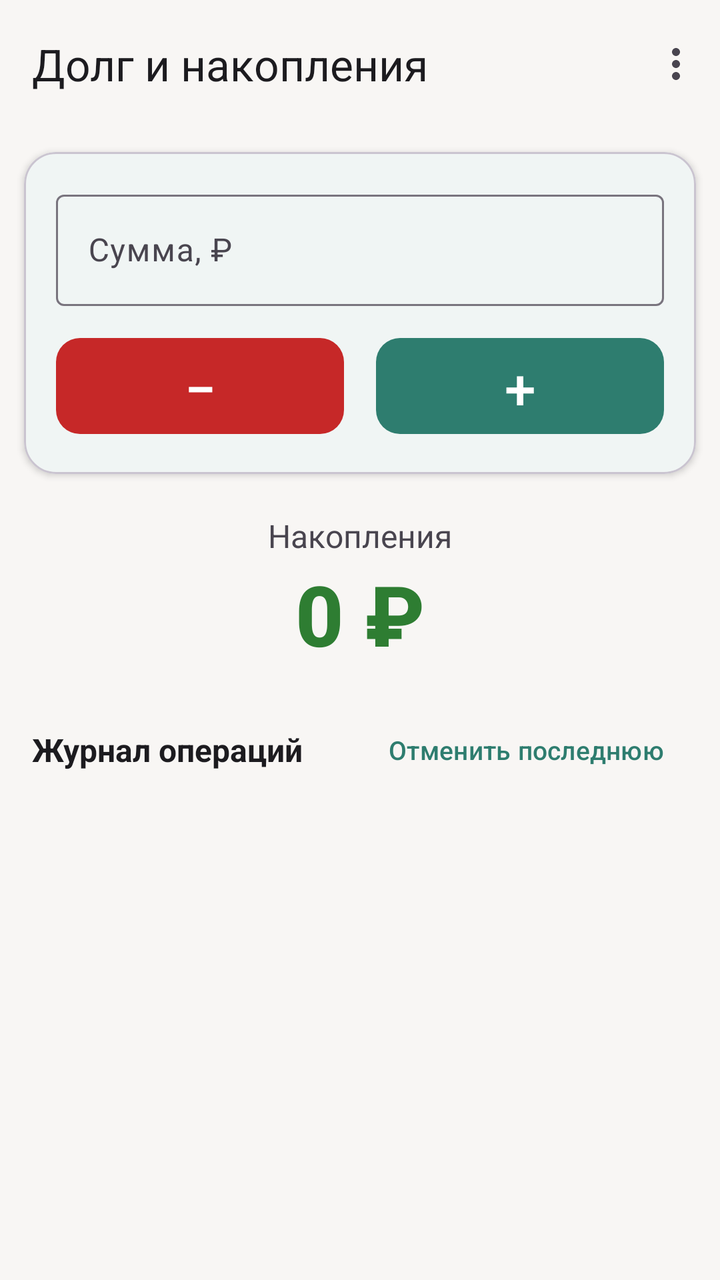
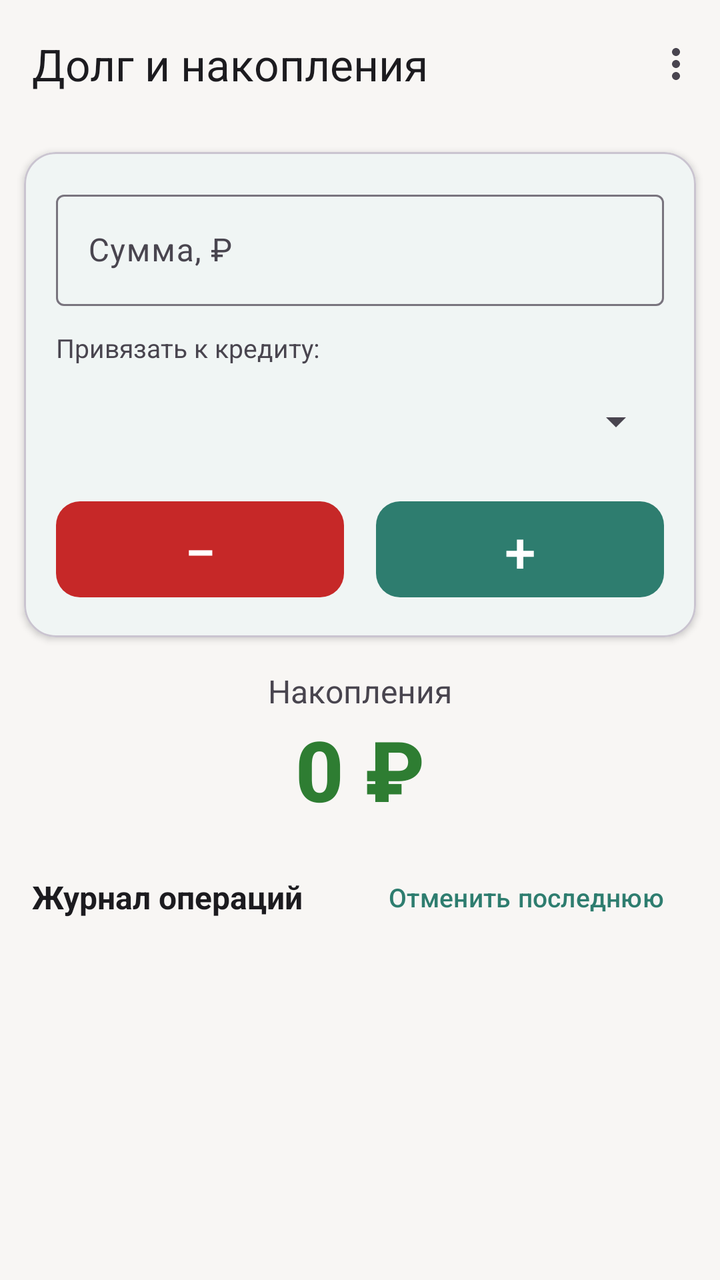

Screens rendered from an Android XML layout before and after an edit, with the pre-edit source and the edit as a unified diff.
<!-- AndroidManifest.xml: application theme Theme.DebtSavings -->
<!-- res/layout/activity_main.xml -->
<?xml version="1.0" encoding="utf-8"?>
<androidx.coordinatorlayout.widget.CoordinatorLayout
    xmlns:android="http://schemas.android.com/apk/res/android"
    xmlns:app="http://schemas.android.com/apk/res-auto"
    android:layout_width="match_parent"
    android:layout_height="match_parent"
    android:background="@color/background">

    <com.google.android.material.appbar.AppBarLayout
        android:layout_width="match_parent"
        android:layout_height="wrap_content"
        android:background="@color/toolbar_background"
        app:elevation="0dp">

        <com.google.android.material.appbar.MaterialToolbar
            android:id="@+id/toolbar"
            android:layout_width="match_parent"
            android:layout_height="?attr/actionBarSize"
            android:background="@color/toolbar_background"
            app:title="@string/app_name"
            app:titleTextColor="@color/text_primary"
            app:menu="@menu/main_menu" />

    </com.google.android.material.appbar.AppBarLayout>

    <LinearLayout
        android:layout_width="match_parent"
        android:layout_height="match_parent"
        android:orientation="vertical"
        app:layout_behavior="@string/appbar_scrolling_view_behavior">

        
        <TextView
            android:id="@+id/warningBanner"
            android:layout_width="match_parent"
            android:layout_height="wrap_content"
            android:background="@color/warning_orange"
            android:text="@string/bankruptcy_warning"
            android:textColor="@android:color/white"
            android:textSize="14sp"
            android:padding="12dp"
            android:gravity="center"
            android:visibility="gone" />

        
        <com.google.android.material.card.MaterialCardView
            android:layout_width="match_parent"
            android:layout_height="wrap_content"
            android:layout_margin="12dp"
            app:cardCornerRadius="16dp"
            app:cardElevation="2dp"
            app:cardBackgroundColor="@color/card_background">

            <LinearLayout
                android:layout_width="match_parent"
                android:layout_height="wrap_content"
                android:orientation="vertical"
                android:padding="16dp">

                <com.google.android.material.textfield.TextInputLayout
                    android:layout_width="match_parent"
                    android:layout_height="wrap_content"
                    android:hint="@string/amount_hint"
                    style="@style/Widget.Material3.TextInputLayout.OutlinedBox">

                    <com.google.android.material.textfield.TextInputEditText
                        android:id="@+id/editAmount"
                        android:layout_width="match_parent"
                        android:layout_height="wrap_content"
                        android:inputType="numberDecimal"
                        android:maxLines="1" />

                </com.google.android.material.textfield.TextInputLayout>

                <LinearLayout
                    android:layout_width="match_parent"
                    android:layout_height="wrap_content"
                    android:orientation="horizontal"
                    android:layout_marginTop="12dp">

                    <com.google.android.material.button.MaterialButton
                        android:id="@+id/btnMinus"
                        android:layout_width="0dp"
                        android:layout_height="56dp"
                        android:layout_weight="1"
                        android:layout_marginEnd="8dp"
                        android:text="@string/minus"
                        android:textSize="28sp"
                        app:backgroundTint="@color/minus_bg"
                        app:cornerRadius="12dp" />

                    <com.google.android.material.button.MaterialButton
                        android:id="@+id/btnPlus"
                        android:layout_width="0dp"
                        android:layout_height="56dp"
                        android:layout_weight="1"
                        android:layout_marginStart="8dp"
                        android:text="@string/plus"
                        android:textSize="28sp"
                        app:backgroundTint="@color/plus_bg"
                        app:cornerRadius="12dp" />

                </LinearLayout>

            </LinearLayout>

        </com.google.android.material.card.MaterialCardView>

        
        <LinearLayout
            android:layout_width="match_parent"
            android:layout_height="wrap_content"
            android:orientation="vertical"
            android:gravity="center"
            android:paddingTop="8dp"
            android:paddingBottom="8dp">

            <TextView
                android:id="@+id/labelBalance"
                android:layout_width="wrap_content"
                android:layout_height="wrap_content"
                android:text="@string/savings"
                android:textSize="16sp"
                android:textColor="@color/text_secondary" />

            <TextView
                android:id="@+id/textBalance"
                android:layout_width="wrap_content"
                android:layout_height="wrap_content"
                android:text="0 ₽"
                android:textSize="42sp"
                android:textStyle="bold"
                android:textColor="@color/savings_green"
                android:fontFamily="sans-serif-medium" />

            <TextView
                android:id="@+id/textCreditInfo"
                android:layout_width="wrap_content"
                android:layout_height="wrap_content"
                android:textSize="13sp"
                android:textColor="@color/text_tertiary"
                android:visibility="gone"
                android:layout_marginTop="4dp" />

        </LinearLayout>

        
        <LinearLayout
            android:layout_width="match_parent"
            android:layout_height="wrap_content"
            android:orientation="horizontal"
            android:paddingHorizontal="16dp"
            android:paddingTop="8dp"
            android:gravity="center_vertical">

            <TextView
                android:layout_width="0dp"
                android:layout_height="wrap_content"
                android:layout_weight="1"
                android:text="@string/journal"
                android:textSize="16sp"
                android:textStyle="bold"
                android:textColor="@color/text_primary" />

            <com.google.android.material.button.MaterialButton
                android:id="@+id/btnUndo"
                style="@style/Widget.Material3.Button.TextButton"
                android:layout_width="wrap_content"
                android:layout_height="wrap_content"
                android:text="@string/undo"
                android:textSize="13sp" />

        </LinearLayout>

        <androidx.recyclerview.widget.RecyclerView
            android:id="@+id/recyclerJournal"
            android:layout_width="match_parent"
            android:layout_height="0dp"
            android:layout_weight="1"
            android:padding="8dp"
            android:clipToPadding="false" />

        <TextView
            android:id="@+id/emptyJournal"
            android:layout_width="match_parent"
            android:layout_height="0dp"
            android:layout_weight="1"
            android:gravity="center"
            android:text="@string/empty_journal"
            android:textColor="@color/text_tertiary"
            android:textSize="16sp"
            android:visibility="gone" />

    </LinearLayout>

</androidx.coordinatorlayout.widget.CoordinatorLayout>
<!-- resources referenced by this layout -->
<resources>
  <color name="background">#FFF8F6F4</color>
  <color name="card_background">#FFFFFFFF</color>
  <color name="minus_bg">#FFC62828</color>
  <color name="plus_bg">#FF2E7D6F</color>
  <color name="savings_green">#FF2E7D32</color>
  <color name="text_primary">#FF1C1B1F</color>
  <color name="text_secondary">#FF49454F</color>
  <color name="text_tertiary">#FF79747E</color>
  <color name="toolbar_background">#FFF8F6F4</color>
  <color name="warning_orange">#FFE65100</color>
  <string name="amount_hint">Сумма, ₽</string>
  <string name="app_name">Долг и накопления</string>
  <string name="bankruptcy_warning">Внимание! Долг превысил 500 000 ₽.\nВозможен риск банкротства.</string>
  <string name="empty_journal">Пока нет операций</string>
  <string name="journal">Журнал операций</string>
  <string name="minus">−</string>
  <string name="plus">+</string>
  <string name="savings">Накопления</string>
  <string name="undo">Отменить последнюю</string>
  <style name="Theme.DebtSavings" parent="Theme.Material3.DayNight.NoActionBar">
          <item name="colorPrimary">@color/accent</item>
          <item name="colorPrimaryVariant">@color/accent_dark</item>
          <item name="colorOnPrimary">@color/white</item>
          <item name="colorSecondary">@color/accent</item>
          <item name="colorOnSecondary">@color/white</item>
          <item name="android:statusBarColor">@color/toolbar_background</item>
          <item name="android:windowLightStatusBar">true</item>
          <item name="android:navigationBarColor">@color/background</item>
          <item name="colorSurface">@color/card_background</item>
          <item name="android:windowBackground">@color/background</item>
      </style>
  <color name="accent">#FF2E7D6F</color>
  <color name="accent_dark">#FF1B5E54</color>
  <color name="white">#FFFFFFFF</color>
</resources>

<!-- the commit's change to res/layout/activity_main.xml (unified diff, before → after) -->
@@ -29,7 +29,6 @@
         android:orientation="vertical"
         app:layout_behavior="@string/appbar_scrolling_view_behavior">
 
-        
         <TextView
             android:id="@+id/warningBanner"
             android:layout_width="match_parent"
@@ -42,7 +41,6 @@
             android:gravity="center"
             android:visibility="gone" />
 
-        
         <com.google.android.material.card.MaterialCardView
             android:layout_width="match_parent"
             android:layout_height="wrap_content"
@@ -71,6 +69,21 @@
                         android:maxLines="1" />
 
                 </com.google.android.material.textfield.TextInputLayout>
+
+                
+                <TextView
+                    android:layout_width="match_parent"
+                    android:layout_height="wrap_content"
+                    android:text="Привязать к кредиту:"
+                    android:textSize="13sp"
+                    android:textColor="@color/text_secondary"
+                    android:layout_marginTop="12dp" />
+
+                <Spinner
+                    android:id="@+id/spinnerCredit"
+                    android:layout_width="match_parent"
+                    android:layout_height="48dp"
+                    android:layout_marginTop="4dp" />
 
                 <LinearLayout
                     android:layout_width="match_parent"
@@ -106,14 +119,14 @@
 
         </com.google.android.material.card.MaterialCardView>
 
-        
         <LinearLayout
             android:layout_width="match_parent"
             android:layout_height="wrap_content"
             android:orientation="vertical"
             android:gravity="center"
-            android:paddingTop="8dp"
-            android:paddingBottom="8dp">
+            android:paddingTop="4dp"
+            android:paddingBottom="8dp"
+            android:paddingHorizontal="12dp">
 
             <TextView
                 android:id="@+id/labelBalance"
@@ -135,22 +148,22 @@
 
             <TextView
                 android:id="@+id/textCreditInfo"
-                android:layout_width="wrap_content"
-                android:layout_height="wrap_content"
-                android:textSize="13sp"
+                android:layout_width="match_parent"
+                android:layout_height="wrap_content"
+                android:textSize="12sp"
                 android:textColor="@color/text_tertiary"
                 android:visibility="gone"
-                android:layout_marginTop="4dp" />
+                android:layout_marginTop="6dp"
+                android:gravity="center" />
 
         </LinearLayout>
 
-        
         <LinearLayout
             android:layout_width="match_parent"
             android:layout_height="wrap_content"
             android:orientation="horizontal"
             android:paddingHorizontal="16dp"
-            android:paddingTop="8dp"
+            android:paddingTop="4dp"
             android:gravity="center_vertical">
 
             <TextView
